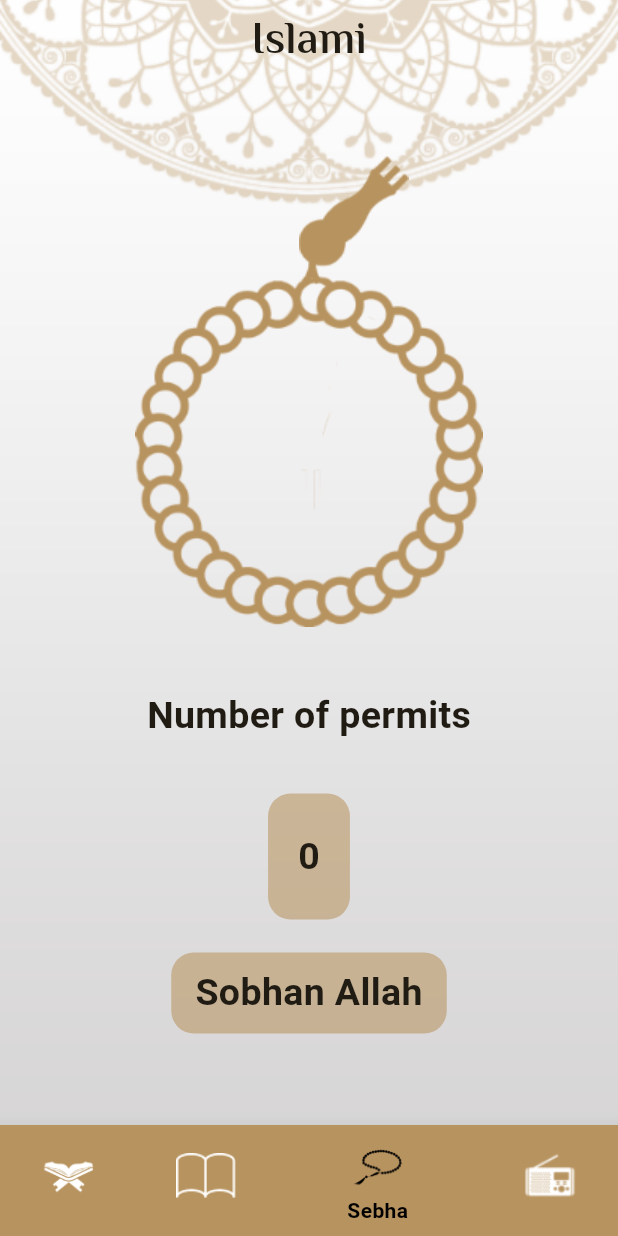
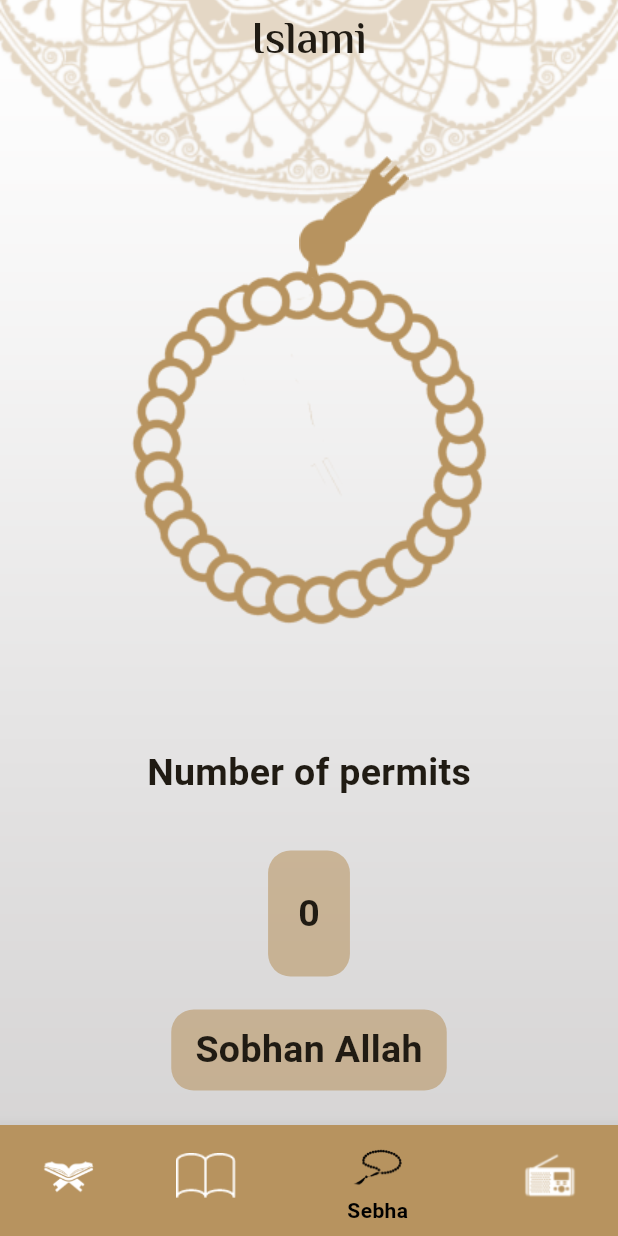
Before and after one commit to Mohamedkheira/islami, a Flutter app: the screen it shows after launch, item 3 of the bottom bar chosen, on a phone screen of 412 x 824 dp. Run offline on Flutter 3.47's test engine with Material 3 defaults, Android fonts, the phone set to English and light mode, and no system bars.

Commit message:
+ finish sebha tab

```diff
--- a/lib/main.dart
+++ b/lib/main.dart
@@ -18,7 +18,7 @@ class MyApp extends StatelessWidget {
     return MaterialApp(
       debugShowCheckedModeBanner: false,
       theme: ThemeData(
-       cardTheme: CardTheme(
+       cardTheme: const CardTheme(
          color: Colors.white,
          surfaceTintColor: Colors.white,
          elevation: 10,
@@ -78,8 +78,8 @@ class MyApp extends StatelessWidget {
       ),
       routes: {
         HomeScreen.routeName:(_) => const HomeScreen(),
-        SuraContentScreen.routeName:(_)=> SuraContentScreen(),
-        HadithScreen.routeName:(_)=>HadithScreen(),
+        SuraContentScreen.routeName:(_)=> const SuraContentScreen(),
+        HadithScreen.routeName:(_)=>const HadithScreen(),
       },
       initialRoute: HomeScreen.routeName,
     );
--- a/lib/ui/tabs/sebha/sebha_tab.dart
+++ b/lib/ui/tabs/sebha/sebha_tab.dart
@@ -1,3 +1,5 @@
+import 'dart:math';
+
 import 'package:flutter/material.dart';
 
 class SebhaTab extends StatefulWidget {
@@ -9,6 +11,8 @@ class SebhaTab extends StatefulWidget {
 
 class _SebhaTabState extends State<SebhaTab> {
   int count = 0;
+  int index = 0;
+  double angle = 0;
 
   List<String> tasbeh = ['Sobhan Allah', 'Alhamd llah', 'Allah Akber'];
 
@@ -27,11 +31,19 @@ class _SebhaTabState extends State<SebhaTab> {
                   padding: const EdgeInsetsDirectional.only(
                     start: 60,
                   ),
-                  child: Image.asset("assets/images/head_sebha.png"),
+                  child: Image.asset("assets/images/head of seb7a.png"),
                 ),
-                Padding(
-                  padding: const EdgeInsets.only(top: 80),
-                  child: Image.asset("assets/images/sebha.png"),
+                GestureDetector(
+                  onTap: () {
+                    counterMethod();
+                  },
+                  child: Padding(
+                    padding: const EdgeInsets.only(top: 36),
+                    child: Transform.rotate(
+                      angle: angle,
+
+                        child: Image.asset("assets/images/body of seb7a.png")),
+                  ),
                 ),
               ],
             ),
@@ -40,27 +52,26 @@ class _SebhaTabState extends State<SebhaTab> {
             ),
             Text(
               "Number of permits",
-              style: Theme.of(context).textTheme.bodyMedium,
+              style: Theme
+                  .of(context)
+                  .textTheme
+                  .bodyMedium,
             ),
             const SizedBox(
               height: 34,
             ),
-            InkWell(
-              onTap: () {
-                setState(() {
-                  number();
-                });
-              },
-              child: Container(
+            Container(
               padding: const EdgeInsetsDirectional.symmetric(
                   horizontal: 20, vertical: 24),
               decoration: BoxDecoration(
-                  color: Theme.of(context).colorScheme.secondary,
+                color: Theme
+                    .of(context)
+                    .colorScheme
+                    .secondary,
                 borderRadius: BorderRadiusDirectional.circular(15),
               ),
               child: Text(
                 count.toString(),
-                ),
               ),
             ),
             const SizedBox(
@@ -70,12 +81,18 @@ class _SebhaTabState extends State<SebhaTab> {
               padding: const EdgeInsetsDirectional.symmetric(
                   horizontal: 16, vertical: 9),
               decoration: BoxDecoration(
-                color: Theme.of(context).colorScheme.secondary,
+                color: Theme
+                    .of(context)
+                    .colorScheme
+                    .secondary,
                 borderRadius: BorderRadiusDirectional.circular(15),
               ),
               child: Text(
-                'Sobhan Allah',
-                style: Theme.of(context).textTheme.bodyMedium,
+                tasbeh[index],
+                style: Theme
+                    .of(context)
+                    .textTheme
+                    .bodyMedium,
               ),
             ),
           ],
@@ -84,16 +101,19 @@ class _SebhaTabState extends State<SebhaTab> {
     );
   }
 
-  reset() {
+  counterMethod() {
+    setState(() {
+      angle += 10;
+      if (count == 33) {
         count = 0;
+        if (index < tasbeh.length - 1) {
+          index++;
+        } else {
+          index = 0;
         }
-
-  // not complete the logic
-  number() {
-    setState(() {
+      }
+      else {
         count++;
-      if (count == 33) {
-        reset();
       }
     });
   }
```
Also changed, not shown: assets/images/2x/body of seb7a@2x.png (added), assets/images/2x/head of seb7a@2x.png (added), assets/images/3x/body of seb7a@3x.png (added), assets/images/3x/head of seb7a@3x.png (added), assets/images/body of seb7a.png (added), assets/images/head of seb7a.png (added), assets/images/head_sebha.png (deleted), assets/images/sebha.png (deleted). Lines whose indentation alone changed are shown as unchanged.
